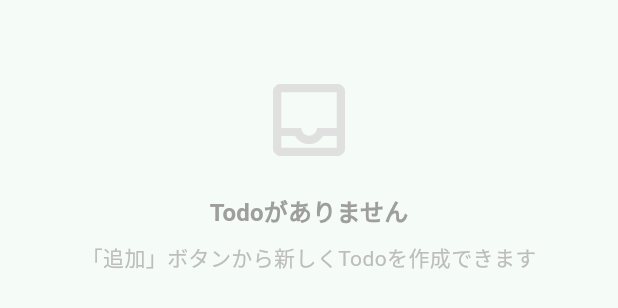
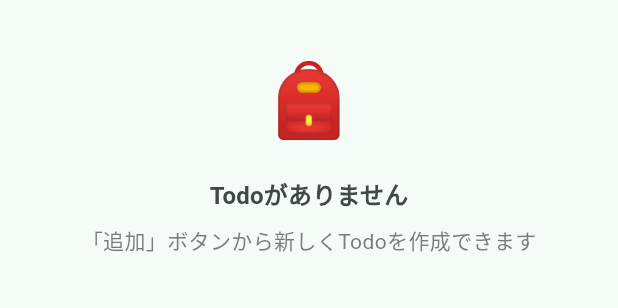
Before and after one commit to neoenox/ashita-motsumono, a Flutter app: the EmptyState widget shown alone on an empty page, opened directly, on a phone screen of 412 x 824 dp. Shown: the top 308 px of the screen. Run offline on Flutter 3.47's test engine with Material 3 defaults, Android fonts, the phone set to English and light mode, and no system bars; our stand-ins replace drift, flutter_local_notifications, flutter_timezone, google_mobile_ads, image_picker, in_app_purchase and 2 more; missing offline and left inert: google_mlkit_text_recognition; accounts and stored records are empty; generated files the repository leaves out were written again; network calls fail.

Commit message:
feat(ui): improve empty states with emoji and theme colors

```diff
--- a/lib/src/screens/widgets/home_status_cards.dart
+++ b/lib/src/screens/widgets/home_status_cards.dart
@@ -1,9 +1,10 @@
 // lib/src/screens/widgets/home_status_cards.dart
 // 初回起動カード、空状態、検索0件、データ破損カード。
-// 関連: home_screen.dart, add_child_screen.dart
+// 関連: home_screen.dart, add_child_screen.dart, theme/app_theme.dart
 
 import 'package:flutter/material.dart';
 
+import '../../theme/app_theme.dart';
 import '../add_child_screen.dart';
 
 class FirstRunCard extends StatelessWidget {
@@ -42,21 +43,22 @@ class EmptyState extends StatelessWidget {
 
   @override
   Widget build(BuildContext context) {
+    final cs = Theme.of(context).colorScheme;
     return Padding(
-      padding: const EdgeInsets.symmetric(vertical: 48),
+      padding: const EdgeInsets.symmetric(vertical: Spacing.xl),
       child: Center(
         child: Column(
           children: [
-            Icon(Icons.inbox_outlined, size: 64, color: Colors.grey[300]),
-            const SizedBox(height: 16),
+            const Text('🎒', style: TextStyle(fontSize: 48)),
+            const SizedBox(height: Spacing.md),
             Text('Todoがありません',
                 style: Theme.of(context)
                     .textTheme
                     .titleMedium
-                    ?.copyWith(color: Colors.grey[500])),
-            const SizedBox(height: 8),
+                    ?.copyWith(color: cs.onSurfaceVariant)),
+            const SizedBox(height: Spacing.sm),
             Text('「追加」ボタンから新しくTodoを作成できます',
-                style: TextStyle(color: Colors.grey[400])),
+                style: TextStyle(color: cs.onSurfaceVariant.withValues(alpha: 0.7))),
           ],
         ),
       ),
@@ -71,15 +73,16 @@ class NoSearchResults extends StatelessWidget {
 
   @override
   Widget build(BuildContext context) {
+    final cs = Theme.of(context).colorScheme;
     return Padding(
-      padding: const EdgeInsets.symmetric(vertical: 48),
+      padding: const EdgeInsets.symmetric(vertical: Spacing.xl),
       child: Center(
         child: Column(
           children: [
-            Icon(Icons.search_off, size: 64, color: Colors.grey[300]),
-            const SizedBox(height: 16),
+            const Text('🔍', style: TextStyle(fontSize: 48)),
+            const SizedBox(height: Spacing.md),
             Text('「$query」に一致するTodoはありません',
-                style: TextStyle(color: Colors.grey[500])),
+                style: TextStyle(color: cs.onSurfaceVariant)),
           ],
         ),
       ),
```
